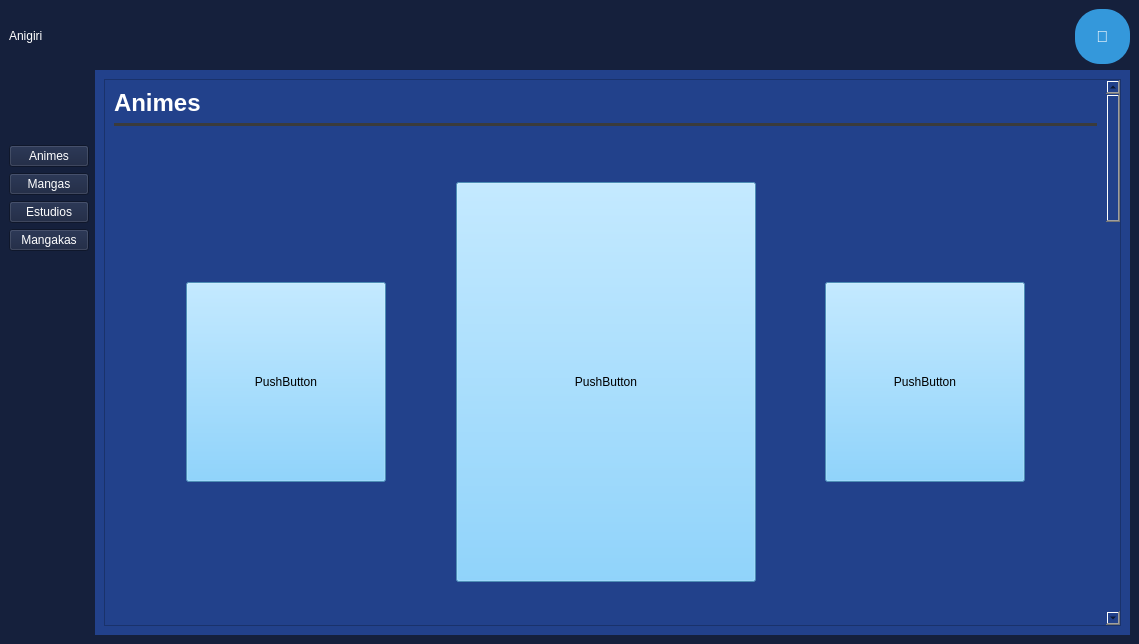
Qt form Ui/homePage.ui (rmungar/PersistenciaDIN) before a commit.
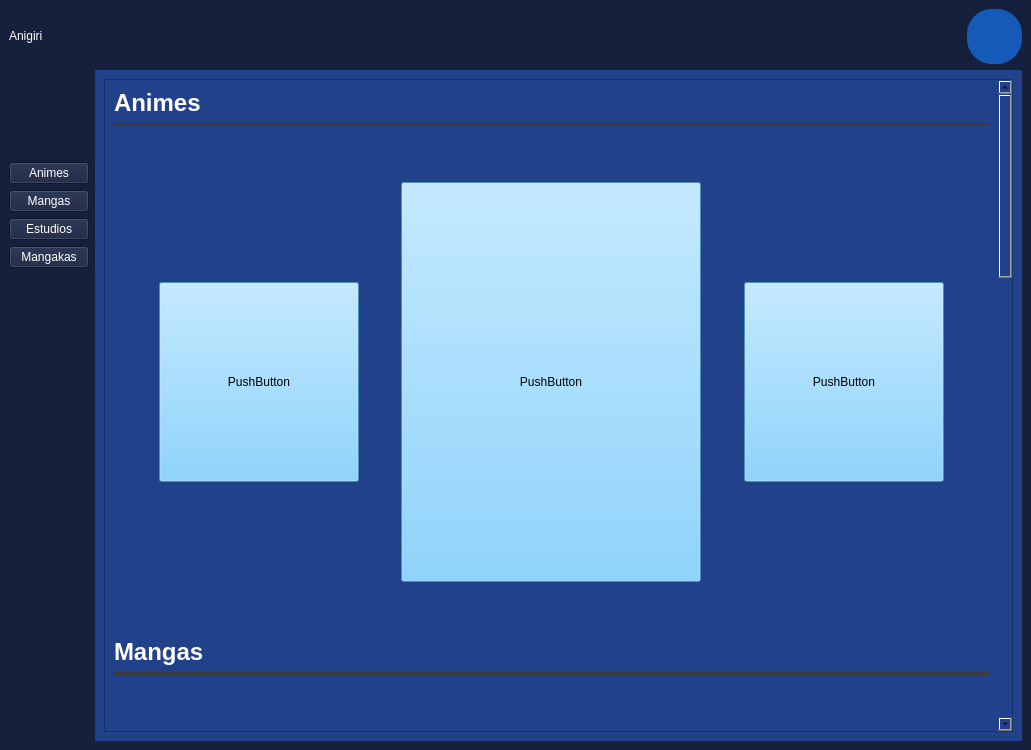
The same form after that commit. Icons and pictures are not drawn.

```diff
--- a/Ui/homePage.ui
+++ b/Ui/homePage.ui
@@ -6,10 +6,22 @@
    <rect>
     <x>0</x>
     <y>0</y>
-    <width>1139</width>
-    <height>644</height>
+    <width>1031</width>
+    <height>750</height>
    </rect>
   </property>
+  <property name="minimumSize">
+   <size>
+    <width>1031</width>
+    <height>750</height>
+   </size>
+  </property>
+  <property name="maximumSize">
+   <size>
+    <width>1031</width>
+    <height>750</height>
+   </size>
+  </property>
   <property name="windowTitle">
    <string>MainWindow</string>
   </property>
@@ -136,8 +148,8 @@
             <property name="geometry">
              <rect>
               <x>0</x>
-              <y>-361</y>
-              <width>962</width>
+              <y>0</y>
+              <width>854</width>
               <height>2224</height>
              </rect>
             </property>
@@ -1102,25 +1114,23 @@
       </property>
       <property name="styleSheet">
        <string notr="true">QPushButton {
-    width: 50px;
-    height: 50px;
-    border-radius: 25px;  
-    background-color: #3498db; 
-    color: white;
-    font-size: 16px;
-    border: none;
+    border-radius: 25px; 
+    background-color: rgb(20, 90, 182); 
+    color: white; 
+    border: none; 
+    font-size: 14px;
 }</string>
       </property>
       <property name="text">
-       <string>👾</string>
+       <string/>
       </property>
       <property name="icon">
        <iconset theme="QIcon::ThemeIcon::UserOffline"/>
       </property>
       <property name="iconSize">
        <size>
-        <width>40</width>
-        <height>40</height>
+        <width>30</width>
+        <height>30</height>
        </size>
       </property>
      </widget>
```
Left out of the diff: 2 changed lines with no effect on the pictures.
